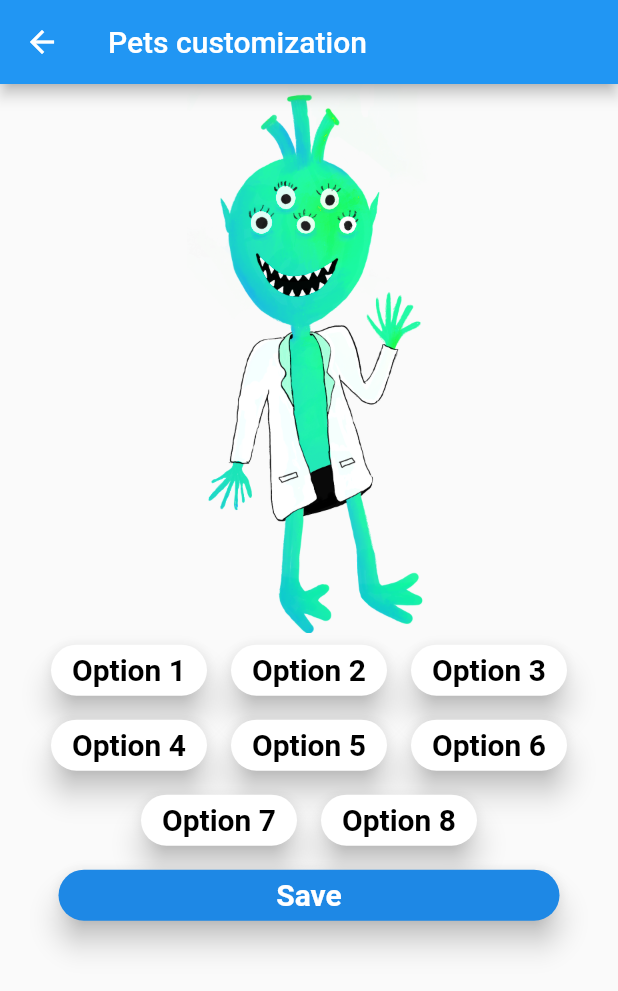
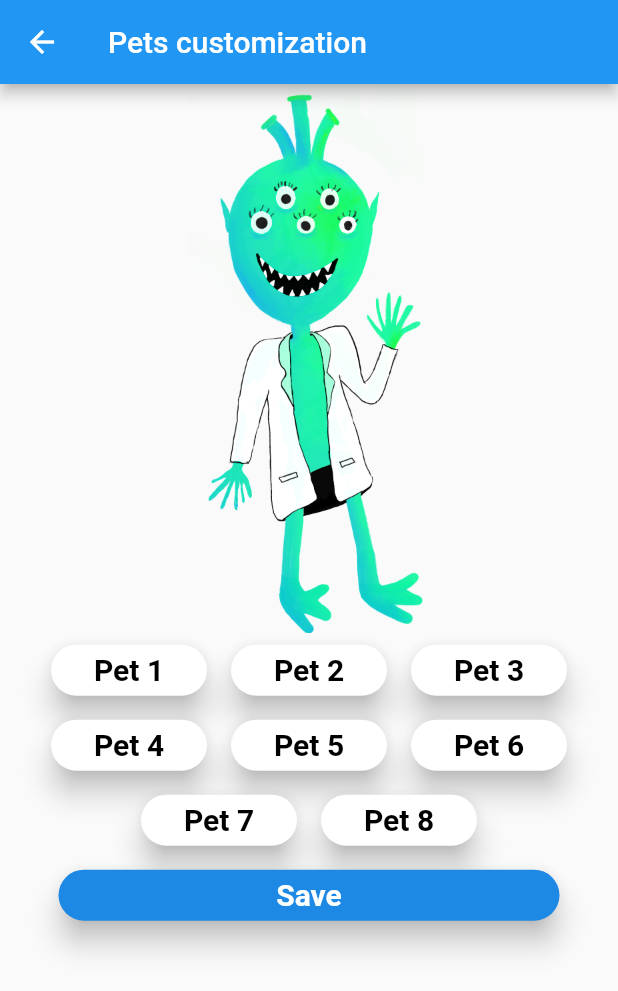
Before and after one commit to hrasheed53/LungDoctor, a Flutter app: the Pets screen opened directly, on a phone screen of 412 x 824 dp. Shown: the top 991 px of the screen. Run offline on Flutter 3.47's test engine with Material 2 defaults, Android fonts, the phone set to English and light mode, and no system bars; our stand-ins replace audioplayers, firebase_auth, firebase_core, firebase_database, google_sign_in, photo_view and 1 more; accounts and stored records are empty.

Commit message:
text change

```diff
--- a/lib/pets.dart
+++ b/lib/pets.dart
@@ -54,23 +54,23 @@ class _PetsState extends State<Pets> {
                   Row(
                     mainAxisAlignment: MainAxisAlignment.center,
                     children: <Widget>[
-                      buttonHelper("Option 1", "pet_1.png"),
-                      buttonHelper("Option 2", "pet_2.png"),
-                      buttonHelper("Option 3", "pet_3.png"),
+                      buttonHelper("Pet 1", "pet_1.png"),
+                      buttonHelper("Pet 2", "pet_2.png"),
+                      buttonHelper("Pet 3", "pet_3.png"),
                     ],
                   ),
                   Row(
                       mainAxisAlignment: MainAxisAlignment.center,
                       children: <Widget>[
-                        buttonHelper("Option 4", "pet_4.png"),
-                        buttonHelper("Option 5", "pet_5.png"),
-                        buttonHelper("Option 6", "pet_6.png"),
+                        buttonHelper("Pet 4", "pet_4.png"),
+                        buttonHelper("Pet 5", "pet_5.png"),
+                        buttonHelper("Pet 6", "pet_6.png"),
                       ]),
                   Row(
                       mainAxisAlignment: MainAxisAlignment.center,
                       children: <Widget>[
-                        buttonHelper("Option 7", "pet_7.png"),
-                        buttonHelper("Option 8", "pet_8.png"),
+                        buttonHelper("Pet 7", "pet_7.png"),
+                        buttonHelper("Pet 8", "pet_8.png"),
                       ]),
                   Row(
                     mainAxisAlignment: MainAxisAlignment.center,
```
